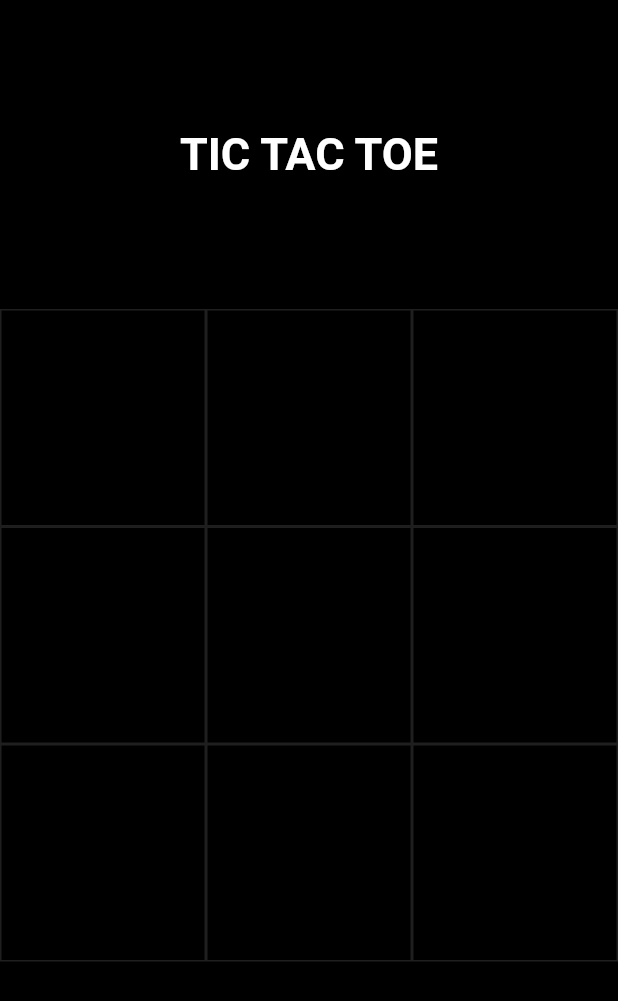
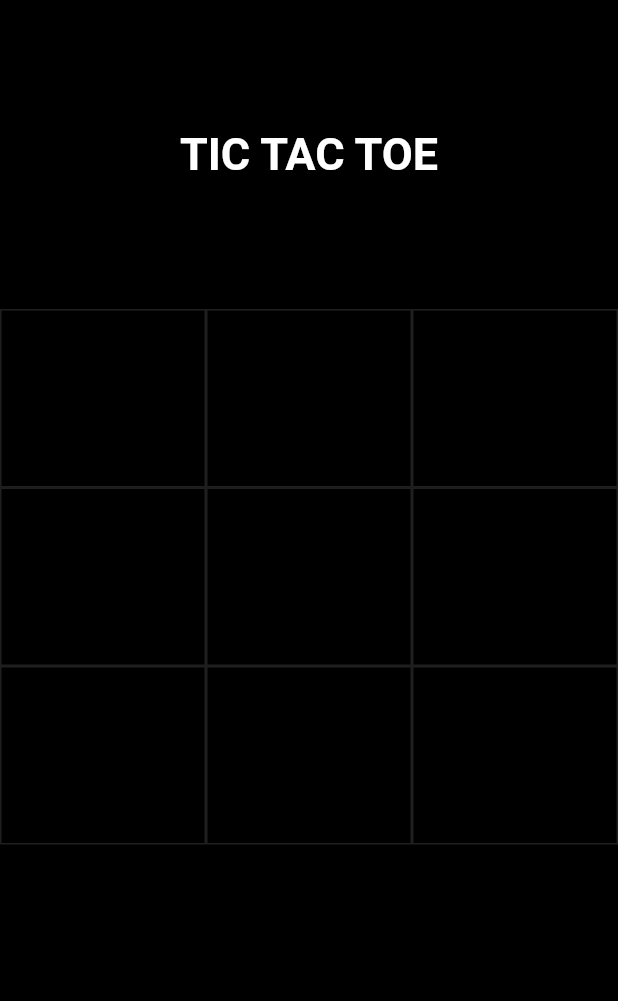
Before and after one commit to Yishak123-sol/TECTACTOE, a Flutter app: the screen it shows after launch, on a phone screen of 412 x 824 dp. Shown: the top 1001 px of the screen. Run offline on Flutter 3.47's test engine with Material 2 defaults, Android fonts, the phone set to English and light mode, and no system bars.

Commit message:
button.dart

```diff
--- a/lib/button.dart
+++ b/lib/button.dart
@@ -17,7 +17,6 @@ class Buttons extends StatelessWidget {
             border: Border.all(color: Colors.white12),
             color: Colors.black26,
           ),
-          height: 145,
           child: Center(
             child: Text(
               currentPlayer,
```
